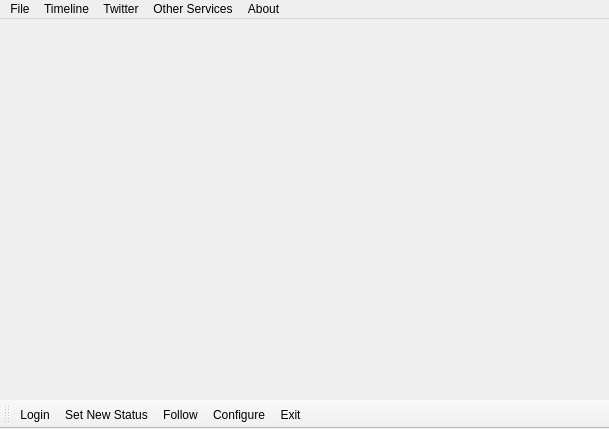
Above: branches/chirag/Ui/mainWindow.ui from KarenMarkosyan/qttwitter before the change. Below: the same form after it.
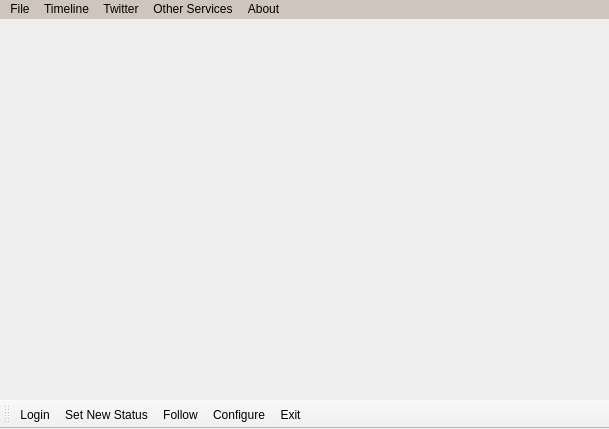
That is the form after the change. Icons and pictures are not drawn.

Commit message: changed the background color of menu items, looks good with the current grey background image. changed the login dialog's title and login/password text.

The edit to the form file:
```diff
--- a/branches/chirag/Ui/mainWindow.ui
+++ b/branches/chirag/Ui/mainWindow.ui
@@ -87,10 +87,10 @@
     </rect>
    </property>
    <property name="autoFillBackground" >
-    <bool>false</bool>
+    <bool>true</bool>
    </property>
    <property name="styleSheet" >
-    <string notr="true" >font: 75 italic 10pt "Utopia";
+    <string notr="true" >font: 75 italic 10pt "Utopia"; background-color: #cec6bd;
 </string>
    </property>
    <property name="defaultUp" >
```
